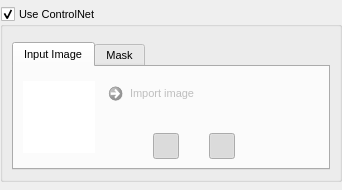
Before: the Qt Designer form src/airunner/widgets/controlnet_settings/templates/controlnet_settings.ui in Capsize-Games/airunner, drawn with Qt 5.
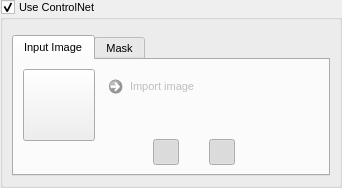
After: the same form once the commit is applied. Icons and pictures are not drawn. Custom widgets are drawn as their Qt base class.

The edit to the form file:
```diff
--- a/src/airunner/widgets/controlnet_settings/templates/controlnet_settings.ui
+++ b/src/airunner/widgets/controlnet_settings/templates/controlnet_settings.ui
@@ -7,7 +7,7 @@
     <x>0</x>
     <y>0</y>
     <width>342</width>
-    <height>190</height>
+    <height>188</height>
    </rect>
   </property>
   <property name="maximumSize">
@@ -42,7 +42,7 @@
      <property name="maximumSize">
       <size>
        <width>16777215</width>
-       <height>175</height>
+       <height>16777215</height>
       </size>
      </property>
      <property name="font">
@@ -146,23 +146,42 @@
                    <height>72</height>
                   </size>
                  </property>
+                 <property name="maximumSize">
+                  <size>
+                   <width>72</width>
+                   <height>72</height>
+                  </size>
+                 </property>
                  <property name="cursor">
                   <cursorShape>PointingHandCursor</cursorShape>
                  </property>
                  <property name="styleSheet">
-                  <string notr="true">border-radius: 0; background: #fff;</string>
+                  <string notr="true"/>
                  </property>
                  <property name="text">
                   <string/>
                  </property>
                  <property name="iconSize">
                   <size>
-                   <width>72</width>
-                   <height>72</height>
+                   <width>92</width>
+                   <height>92</height>
                   </size>
                  </property>
                 </widget>
                </item>
+               <item>
+                <spacer name="verticalSpacer_3">
+                 <property name="orientation">
+                  <enum>Qt::Vertical</enum>
+                 </property>
+                 <property name="sizeHint" stdset="0">
+                  <size>
+                   <width>20</width>
+                   <height>40</height>
+                  </size>
+                 </property>
+                </spacer>
+               </item>
               </layout>
              </item>
              <item row="0" column="1">
```
Left out of the diff: 34 changed lines with no effect on the pictures.
